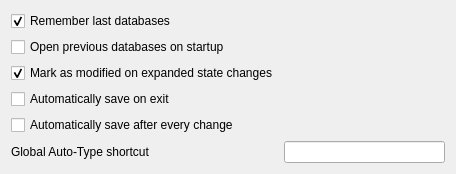
Above: src/gui/SettingsWidgetGeneral.ui from keepassxreboot/keepassxc before the change. Below: the same form after it.
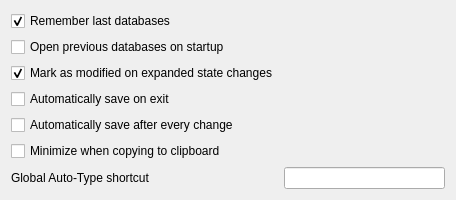
That is the form after the change. Custom widgets are drawn as their Qt base class.

Commit message:
Added option to minimize window when copying data to clipboard
https://github.com/keepassx/keepassx/pull/24

Diff of the .ui file:
```diff
--- a/src/gui/SettingsWidgetGeneral.ui
+++ b/src/gui/SettingsWidgetGeneral.ui
@@ -7,7 +7,7 @@
     <x>0</x>
     <y>0</y>
     <width>456</width>
-    <height>146</height>
+    <height>185</height>
    </rect>
   </property>
   <layout class="QFormLayout" name="formLayout">
@@ -45,14 +45,14 @@
      </property>
     </widget>
    </item>
-   <item row="5" column="0">
+   <item row="6" column="0">
     <widget class="QLabel" name="label">
      <property name="text">
       <string>Global Auto-Type shortcut</string>
      </property>
     </widget>
    </item>
-   <item row="5" column="1">
+   <item row="6" column="1">
     <widget class="ShortcutWidget" name="autoTypeShortcutWidget"/>
    </item>
    <item row="1" column="0">
@@ -62,6 +62,13 @@
      </property>
     </widget>
    </item>
+   <item row="5" column="0">
+    <widget class="QCheckBox" name="minimizeOnCopyCheckBox">
+     <property name="text">
+      <string>Minimize when copying to clipboard</string>
+     </property>
+    </widget>
+   </item>
   </layout>
  </widget>
  <customwidgets>
```
The commit also changes 3 other files.
